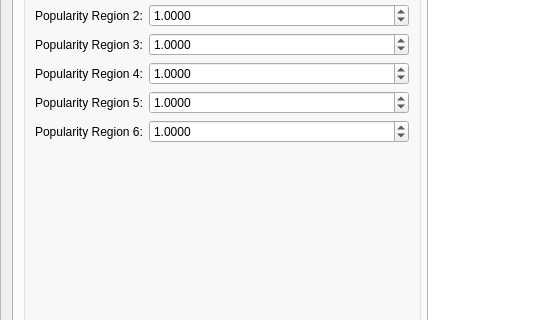
gearcity/GearCity_ModTools, file TurnEventsEditor.ui: the form before one commit; both pictures show x 0 to 534 and y 273 to 593 of the 1280 by 745 pixel window.
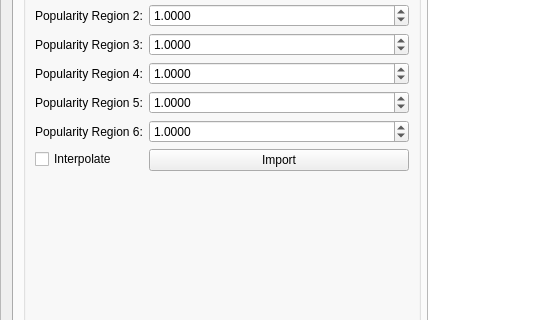
The form after the commit. The open tabs and pages were chosen to show the change. Icons and pictures are not drawn.

```diff
--- a/TurnEventsEditor.ui
+++ b/TurnEventsEditor.ui
@@ -2254,6 +2254,20 @@
               </property>
              </widget>
             </item>
+            <item row="10" column="1">
+             <widget class="QPushButton" name="Button_ImportVehiclePopChanges">
+              <property name="text">
+               <string>Import</string>
+              </property>
+             </widget>
+            </item>
+            <item row="10" column="0">
+             <widget class="QCheckBox" name="checkBox_InterpolateVehiclePopChanges">
+              <property name="text">
+               <string>Interpolate</string>
+              </property>
+             </widget>
+            </item>
            </layout>
           </widget>
          </item>
```
Left out of the diff: 14 changed lines with no effect on the pictures.
